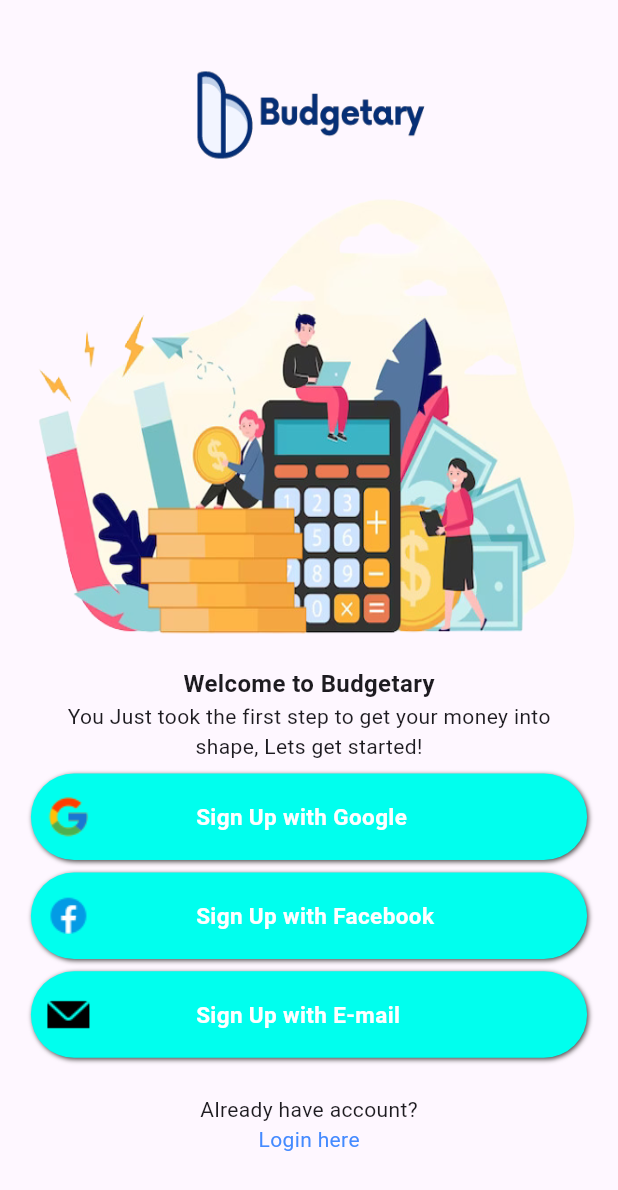
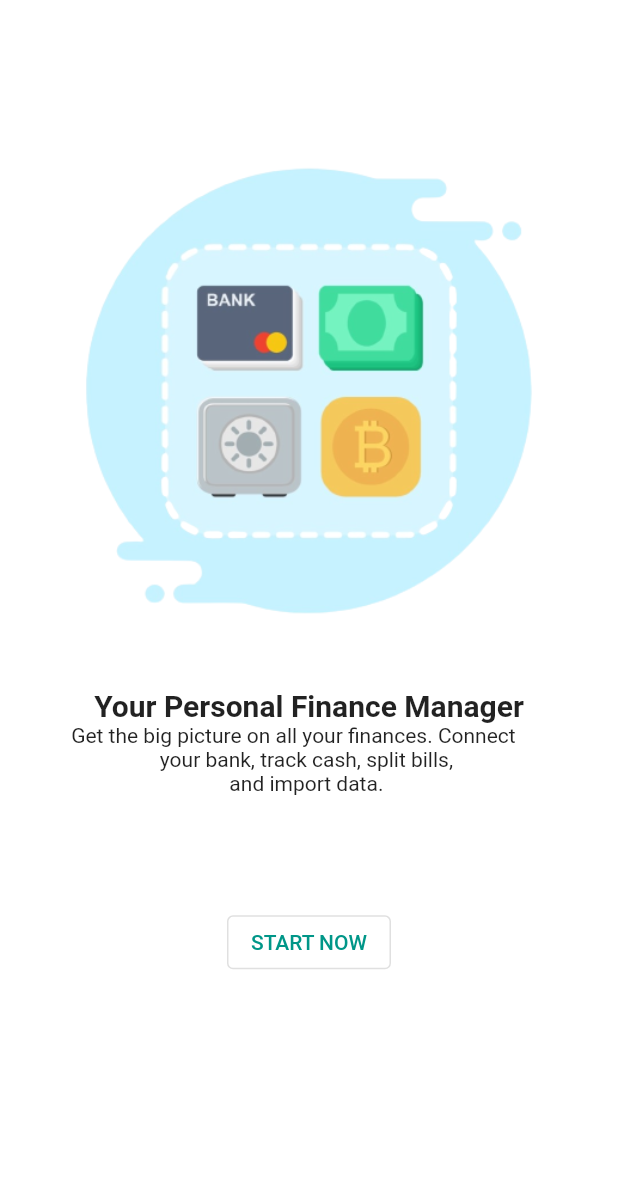
Before and after one commit to SaqlainMuhammadd/budgetary, a Flutter app: the screen it shows after launch, on a phone screen of 412 x 824 dp. Shown: the top 1190 px of the screen. Run offline on Flutter 3.47's test engine with Material 2 defaults, Android fonts, the phone set to English and light mode, and no system bars.

Commit message:
Introductory screens

```diff
--- /dev/null
+++ b/lib/Introductory.dart
@@ -0,0 +1,23 @@
+import 'package:budgetary_your_personal_finance_manager/Mypage1.dart';
+import 'package:budgetary_your_personal_finance_manager/login.dart';
+import 'package:flutter/material.dart';
+
+class IntroductoryScreen extends StatefulWidget {
+  const IntroductoryScreen({super.key});
+
+  @override
+  State<IntroductoryScreen> createState() => _IntroductoryScreenState();
+}
+
+class _IntroductoryScreenState extends State<IntroductoryScreen> {
+  @override
+  Widget build(BuildContext context) {
+    return Scaffold(
+        body: PageView(
+      controller: PageController(initialPage: 1),
+      children: [
+        Mypage1(),
+      ],
+    ));
+  }
+}
--- /dev/null
+++ b/lib/Mypage1.dart
@@ -0,0 +1,68 @@
+import 'package:budgetary_your_personal_finance_manager/signup.dart';
+import 'package:flutter/material.dart';
+
+class Mypage1 extends StatefulWidget {
+  const Mypage1({super.key});
+
+  @override
+  State<Mypage1> createState() => _Mypage1State();
+}
+
+class _Mypage1State extends State<Mypage1> {
+  @override
+  Widget build(BuildContext context) {
+    var height = MediaQuery.of(context).size.height;
+    var width = MediaQuery.of(context).size.width;
+    return Scaffold(
+      body: Column(
+        children: [
+          SizedBox(
+            height: height * 0.09,
+          ),
+          Container(
+            child: Image.asset('assets/images/Mypage1.png'),
+          ),
+          Container(
+            child: Text(
+              'Your Personal Finance Manager',
+              style: TextStyle(
+                fontSize: 20,
+                fontWeight: FontWeight.bold,
+              ),
+            ),
+          ),
+          Container(
+            child: Column(
+              children: [
+                Center(
+                  child: Text(
+                      '         Get the big picture on all your finances. Connect               '),
+                ),
+                Center(
+                  child: Text(
+                      '               your bank, track cash, split bills,                '),
+                ),
+                Center(
+                  child:
+                      Text('               and import data.                '),
+                ),
+              ],
+            ),
+          ),
+          SizedBox(
+            height: height * 0.09,
+          ),
+          OutlinedButton(
+              onPressed: () {
+                Navigator.push(
+                    context,
+                    MaterialPageRoute(
+                      builder: (context) => SignupScreen(),
+                    ));
+              },
+              child: Text('START NOW'))
+        ],
+      ),
+    );
+  }
+}
--- a/lib/main.dart
+++ b/lib/main.dart
@@ -14,8 +14,8 @@
       debugShowCheckedModeBanner: false,
       title: 'Budgetary',
       theme: ThemeData(
-        colorScheme: ColorScheme.fromSeed(seedColor: Colors.deepPurple),
-        useMaterial3: true,
+        scaffoldBackgroundColor: Color.fromARGB(255, 255, 255, 255),
+        primarySwatch: Colors.teal,
       ),
       home: const Splashscreen(),
     );
--- a/lib/splash.dart
+++ b/lib/splash.dart
@@ -1,5 +1,6 @@
 import 'dart:async';
 
+import 'package:budgetary_your_personal_finance_manager/Introductory.dart';
 import 'package:budgetary_your_personal_finance_manager/signup.dart';
 import 'package:flutter/material.dart';
 
@@ -18,7 +19,7 @@
       Navigator.pushReplacement(
           context,
           MaterialPageRoute(
-            builder: (context) => SignupScreen(),
+            builder: (context) => IntroductoryScreen(),
           ));
     });
   }
@@ -28,6 +29,7 @@
     return Scaffold(
       body: Center(
         child: Container(
+          height: 500,
           child: Image.asset('assets/images/logo.png'),
         ),
       ),
--- a/pubspec.yaml
+++ b/pubspec.yaml
@@ -62,8 +62,6 @@
   assets:
     - assets/
     - assets/images/
-    - assets/fonts/
-
 
   # An image asset can refer to one or more resolution-specific "variants", see
   # https://flutter.dev/assets-and-images/#resolution-aware
```
Also changed, not shown: assets/images/Mypage1.png (added), assets/images/Mypage2.png (added), assets/images/logo.png, 2 other files.
